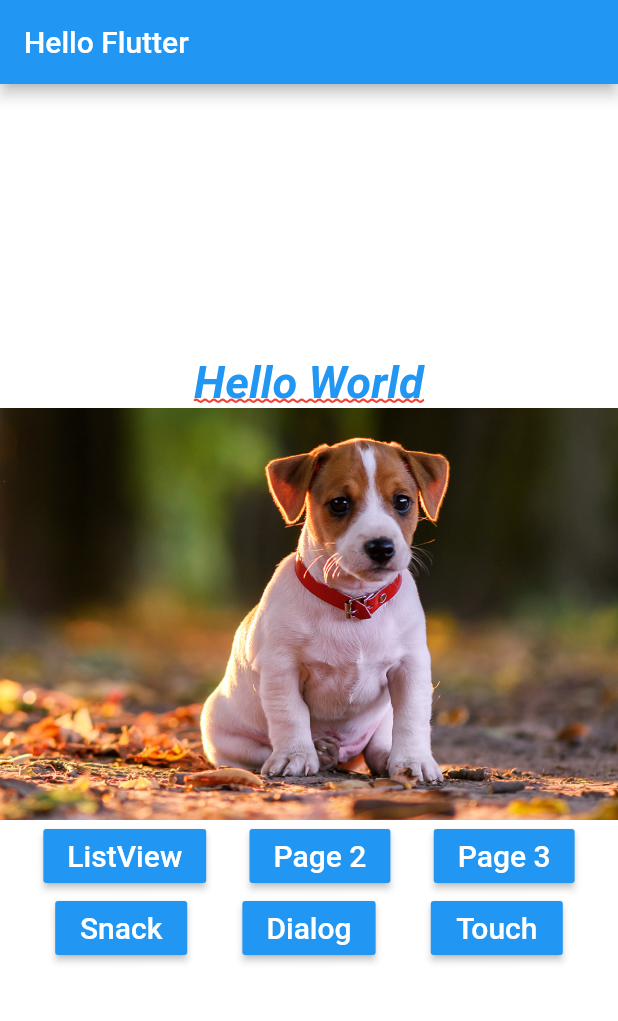
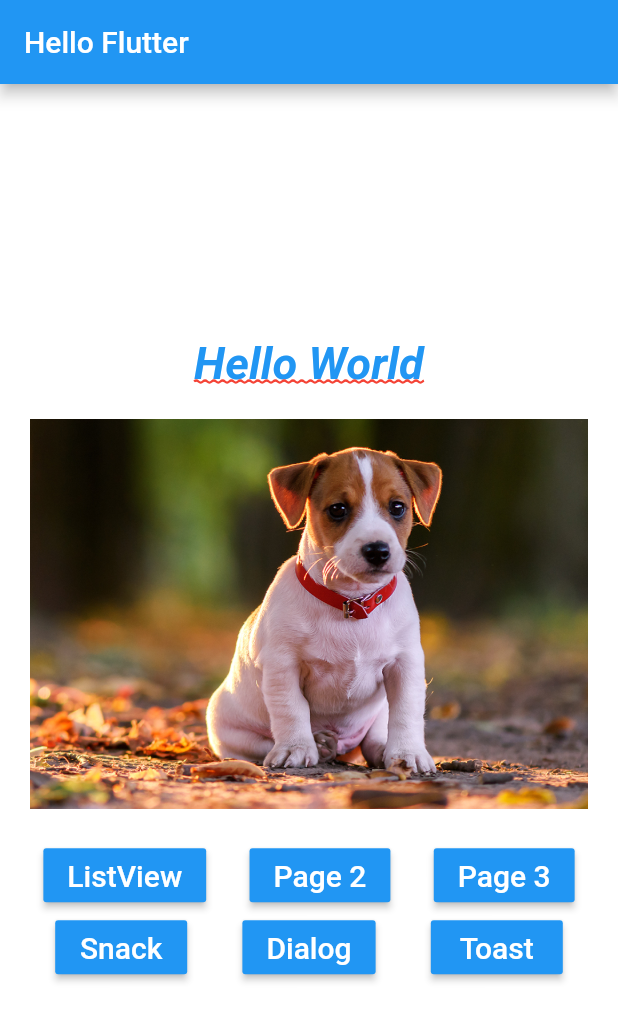
Before and after one commit to tharlesamaro/flutter-estudo-basico-sobre-layout, a Flutter app: the screen it shows after launch, on a phone screen of 412 x 824 dp. Shown: the top 1021 px of the screen. Run offline on Flutter 3.47's test engine with Material 2 defaults, Android fonts, the phone set to English and light mode, and no system bars.

```diff
--- a/lib/home_page.dart
+++ b/lib/home_page.dart
@@ -19,7 +19,22 @@ class HomePage extends StatelessWidget {
       color: Colors.white,
       child: Column(
         mainAxisAlignment: MainAxisAlignment.center,
-        children: <Widget>[_text(), _img(), _buttons()],
+        children: <Widget>[_text(), _pageView(), _buttons()],
+      ),
+    );
+  }
+
+  Container _pageView() {
+    return Container(
+      height: 300,
+      child: PageView(
+        children: <Widget>[
+          _img("assets/images/dog1.png"),
+          _img("assets/images/dog2.png"),
+          _img("assets/images/dog3.png"),
+          _img("assets/images/dog4.png"),
+          _img("assets/images/dog5.png"),
+        ],
       ),
     );
   }
@@ -40,7 +55,7 @@ class HomePage extends StatelessWidget {
           children: <Widget>[
             _button("Snack"),
             _button("Dialog"),
-            _button("Touch"),
+            _button("Toast"),
           ],
         ),
       ],
@@ -62,10 +77,13 @@ class HomePage extends StatelessWidget {
     );
   }
 
-  _img() {
-    return Image.asset(
-      "assets/images/dog1.png",
-      fit: BoxFit.cover,
+  _img(String img) {
+    return Container(
+      margin: EdgeInsets.all(20),
+      child: Image.asset(
+        img,
+        fit: BoxFit.cover,
+      ),
     );
   }
 
```
